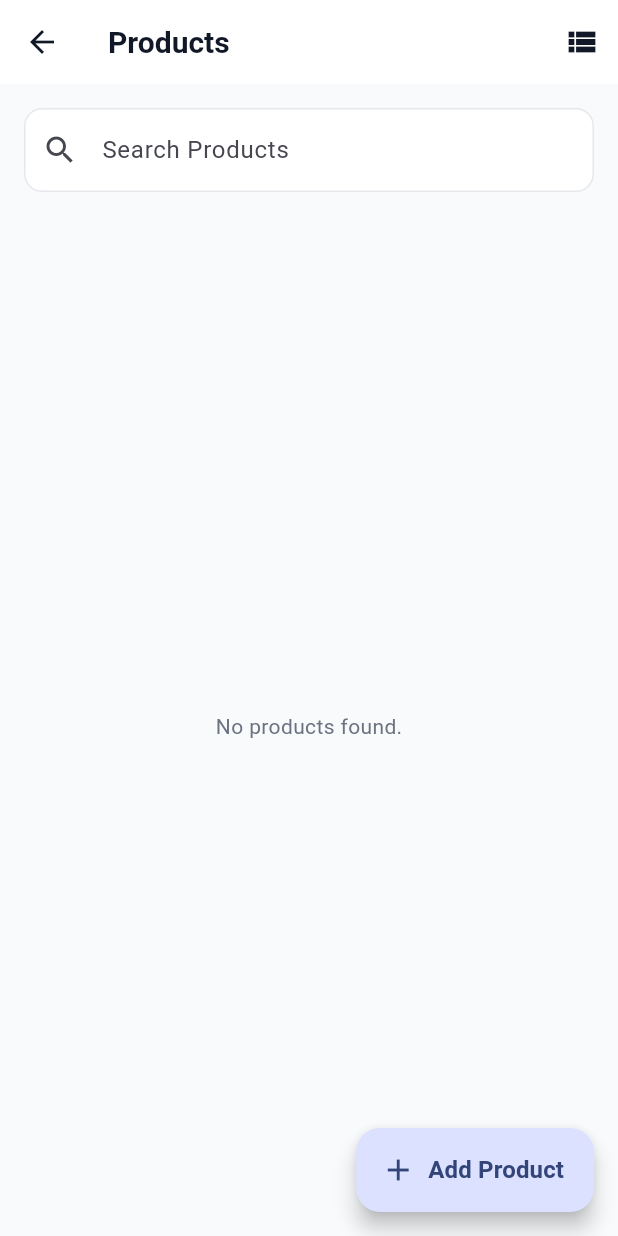
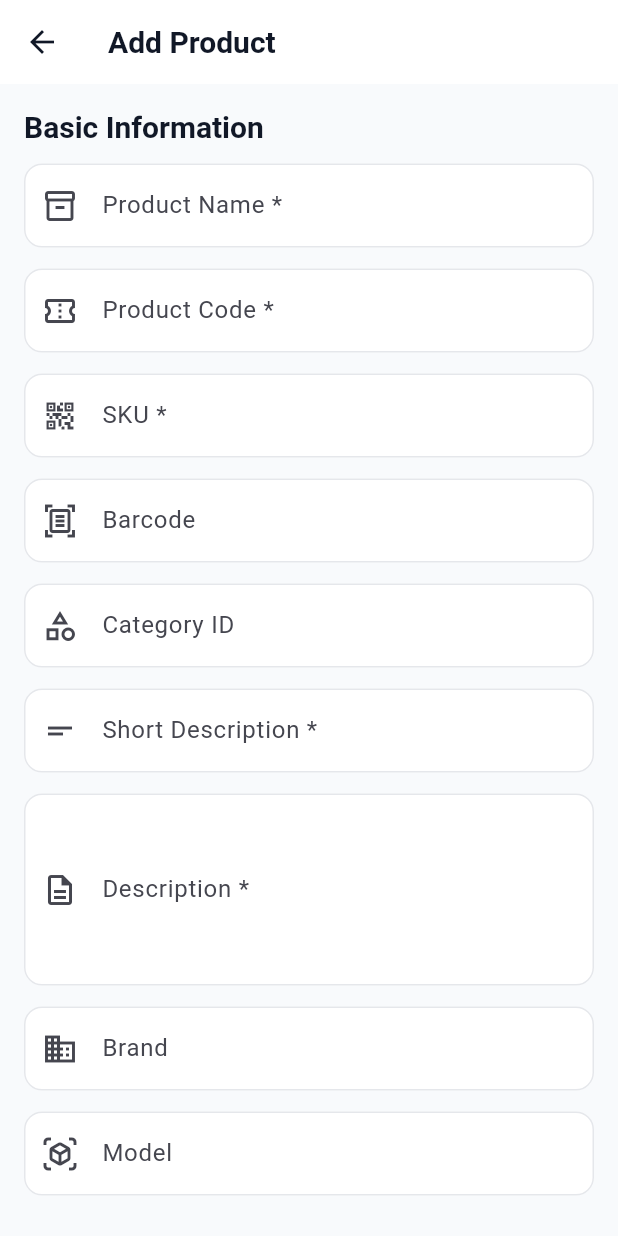
Before and after one commit to twimzi/Twimzi, a Flutter app: the ProductListPage screen opened directly with empty values, after a tap on "Add Product", on a phone screen of 412 x 824 dp. Run offline on Flutter 3.47's test engine with Material 3 defaults, Android fonts, the light colour scheme and no system bars; our stand-ins replace flutter_riverpod, go_router, image_picker, shared_preferences, supabase_flutter; accounts and stored records are empty.

Commit message:
Complete product creation flow

```diff
--- a/lib/features/product/presentation/pages/add_product_page.dart
+++ b/lib/features/product/presentation/pages/add_product_page.dart
@@ -0,0 +1,467 @@
+import 'package:flutter/material.dart';
+import 'package:flutter/services.dart';
+import 'package:flutter_riverpod/flutter_riverpod.dart';
+
+import '../providers/product_registration_provider.dart';
+
+class AddProductPage extends ConsumerStatefulWidget {
+  final String businessId;
+
+  const AddProductPage({
+    super.key,
+    required this.businessId,
+  });
+
+  @override
+  ConsumerState<AddProductPage> createState() =>
+      _AddProductPageState();
+}
+
+class _AddProductPageState extends ConsumerState<AddProductPage> {
+  final _formKey = GlobalKey<FormState>();
+
+  final _productNameController = TextEditingController();
+  final _productCodeController = TextEditingController();
+  final _skuController = TextEditingController();
+  final _barcodeController = TextEditingController();
+  final _shortDescriptionController = TextEditingController();
+  final _descriptionController = TextEditingController();
+  final _brandController = TextEditingController();
+  final _modelController = TextEditingController();
+  final _categoryController = TextEditingController();
+  final _unitController = TextEditingController();
+  final _currencyController = TextEditingController();
+  final _sellingPriceController = TextEditingController();
+  final _mrpController = TextEditingController();
+  final _costPriceController = TextEditingController();
+  final _stockQuantityController = TextEditingController();
+  final _minimumStockController = TextEditingController();
+  final _maximumStockController = TextEditingController();
+  final _weightController = TextEditingController();
+  final _lengthController = TextEditingController();
+  final _widthController = TextEditingController();
+  final _heightController = TextEditingController();
+
+  bool _isFeatured = false;
+  bool _isActive = true;
+
+  @override
+  void dispose() {
+    _productNameController.dispose();
+    _productCodeController.dispose();
+    _skuController.dispose();
+    _barcodeController.dispose();
+    _shortDescriptionController.dispose();
+    _descriptionController.dispose();
+    _brandController.dispose();
+    _modelController.dispose();
+    _categoryController.dispose();
+    _unitController.dispose();
+    _currencyController.dispose();
+    _sellingPriceController.dispose();
+    _mrpController.dispose();
+    _costPriceController.dispose();
+    _stockQuantityController.dispose();
+    _minimumStockController.dispose();
+    _maximumStockController.dispose();
+    _weightController.dispose();
+    _lengthController.dispose();
+    _widthController.dispose();
+    _heightController.dispose();
+    super.dispose();
+  }
+
+  @override
+  Widget build(BuildContext context) {
+    final registrationState = ref.watch(productRegistrationProvider);
+
+    ref.listen<ProductRegistrationState>(
+      productRegistrationProvider,
+          (previous, next) {
+        final errorMessage = next.errorMessage;
+
+        if (errorMessage != null &&
+            errorMessage != previous?.errorMessage) {
+          ScaffoldMessenger.of(context).showSnackBar(
+            SnackBar(
+              content: Text(errorMessage),
+              backgroundColor: Colors.red,
+            ),
+          );
+        }
+
+        if (next.completed && previous?.completed != true) {
+          ScaffoldMessenger.of(context).showSnackBar(
+            const SnackBar(
+              content: Text('Product created successfully.'),
+            ),
+          );
+
+          Navigator.of(context).pop(true);
+        }
+      },
+    );
+
+    return Scaffold(
+      appBar: AppBar(
+        title: const Text('Add Product'),
+      ),
+      body: Form(
+        key: _formKey,
+        child: ListView(
+          padding: const EdgeInsets.all(16),
+          children: [
+            _sectionTitle(context, 'Basic Information'),
+            _textField(
+              controller: _productNameController,
+              label: 'Product Name',
+              icon: Icons.inventory_2_outlined,
+              requiredField: true,
+            ),
+            _textField(
+              controller: _productCodeController,
+              label: 'Product Code',
+              icon: Icons.confirmation_number_outlined,
+              requiredField: true,
+            ),
+            _textField(
+              controller: _skuController,
+              label: 'SKU',
+              icon: Icons.qr_code_2_outlined,
+              requiredField: true,
+            ),
+            _textField(
+              controller: _barcodeController,
+              label: 'Barcode',
+              icon: Icons.document_scanner_outlined,
+            ),
+            _textField(
+              controller: _categoryController,
+              label: 'Category ID',
+              icon: Icons.category_outlined,
+            ),
+            _textField(
+              controller: _shortDescriptionController,
+              label: 'Short Description',
+              icon: Icons.short_text,
+              requiredField: true,
+            ),
+            _textField(
+              controller: _descriptionController,
+              label: 'Description',
+              icon: Icons.description_outlined,
+              requiredField: true,
+              maxLines: 4,
+            ),
+            _textField(
+              controller: _brandController,
+              label: 'Brand',
+              icon: Icons.business_outlined,
+            ),
+            _textField(
+              controller: _modelController,
+              label: 'Model',
+              icon: Icons.view_in_ar_outlined,
+            ),
+            const SizedBox(height: 16),
+            _sectionTitle(context, 'Pricing'),
+            _numberField(
+              controller: _sellingPriceController,
+              label: 'Selling Price',
+              icon: Icons.sell_outlined,
+              requiredField: true,
+              allowDecimal: true,
+              positiveOnly: true,
+            ),
+            _numberField(
+              controller: _mrpController,
+              label: 'MRP',
+              icon: Icons.price_check_outlined,
+              requiredField: true,
+              allowDecimal: true,
+              positiveOnly: true,
+            ),
+            _numberField(
+              controller: _costPriceController,
+              label: 'Cost Price',
+              icon: Icons.payments_outlined,
+              requiredField: true,
+              allowDecimal: true,
+            ),
+            _textField(
+              controller: _currencyController,
+              label: 'Currency ID',
+              icon: Icons.currency_rupee,
+            ),
+            const SizedBox(height: 16),
+            _sectionTitle(context, 'Inventory'),
+            _numberField(
+              controller: _stockQuantityController,
+              label: 'Stock Quantity',
+              icon: Icons.inventory_outlined,
+              requiredField: true,
+            ),
+            _numberField(
+              controller: _minimumStockController,
+              label: 'Minimum Stock',
+              icon: Icons.remove_circle_outline,
+              requiredField: true,
+            ),
+            _numberField(
+              controller: _maximumStockController,
+              label: 'Maximum Stock',
+              icon: Icons.add_circle_outline,
+              requiredField: true,
+            ),
+            _textField(
+              controller: _unitController,
+              label: 'Unit ID',
+              icon: Icons.straighten_outlined,
+            ),
+            const SizedBox(height: 16),
+            _sectionTitle(context, 'Dimensions'),
+            _numberField(
+              controller: _weightController,
+              label: 'Weight',
+              icon: Icons.scale_outlined,
+              requiredField: true,
+              allowDecimal: true,
+            ),
+            _numberField(
+              controller: _lengthController,
+              label: 'Length',
+              icon: Icons.height_outlined,
+              requiredField: true,
+              allowDecimal: true,
+            ),
+            _numberField(
+              controller: _widthController,
+              label: 'Width',
+              icon: Icons.width_normal_outlined,
+              requiredField: true,
+              allowDecimal: true,
+            ),
+            _numberField(
+              controller: _heightController,
+              label: 'Height',
+              icon: Icons.vertical_align_top_outlined,
+              requiredField: true,
+              allowDecimal: true,
+            ),
+            const SizedBox(height: 16),
+            _sectionTitle(context, 'Status'),
+            SwitchListTile(
+              value: _isFeatured,
+              onChanged: registrationState.isSubmitting
+                  ? null
+                  : (value) {
+                setState(() {
+                  _isFeatured = value;
+                });
+              },
+              title: const Text('Featured Product'),
+            ),
+            SwitchListTile(
+              value: _isActive,
+              onChanged: registrationState.isSubmitting
+                  ? null
+                  : (value) {
+                setState(() {
+                  _isActive = value;
+                });
+              },
+              title: const Text('Active Product'),
+            ),
+            const SizedBox(height: 24),
+            FilledButton.icon(
+              onPressed: registrationState.isSubmitting
+                  ? null
+                  : _submit,
+              icon: registrationState.isSubmitting
+                  ? const SizedBox(
+                height: 18,
+                width: 18,
+                child: CircularProgressIndicator(
+                  strokeWidth: 2,
+                ),
+              )
+                  : const Icon(Icons.save_outlined),
+              label: Text(
+                registrationState.isSubmitting
+                    ? 'Saving Product...'
+                    : 'Save Product',
+              ),
+            ),
+            const SizedBox(height: 24),
+          ],
+        ),
+      ),
+    );
+  }
+
+  Widget _sectionTitle(
+      BuildContext context,
+      String title,
+      ) {
+    return Padding(
+      padding: const EdgeInsets.only(bottom: 12),
+      child: Text(
+        title,
+        style: Theme.of(context).textTheme.titleLarge,
+      ),
+    );
+  }
+
+  Widget _textField({
+    required TextEditingController controller,
+    required String label,
+    required IconData icon,
+    bool requiredField = false,
+    int maxLines = 1,
+  }) {
+    return Padding(
+      padding: const EdgeInsets.only(bottom: 14),
+      child: TextFormField(
+        controller: controller,
+        maxLines: maxLines,
+        textInputAction:
+        maxLines == 1 ? TextInputAction.next : TextInputAction.newline,
+        decoration: InputDecoration(
+          labelText: requiredField ? '$label *' : label,
+          prefixIcon: Icon(icon),
+          border: const OutlineInputBorder(),
+        ),
+        validator: requiredField
+            ? (value) {
+          if (value == null || value.trim().isEmpty) {
+            return '$label is required.';
+          }
+
+          return null;
+        }
+            : null,
+      ),
+    );
+  }
+
+  Widget _numberField({
+    required TextEditingController controller,
+    required String label,
+    required IconData icon,
+    bool requiredField = false,
+    bool allowDecimal = false,
+    bool positiveOnly = false,
+  }) {
+    return Padding(
+      padding: const EdgeInsets.only(bottom: 14),
+      child: TextFormField(
+        controller: controller,
+        keyboardType: TextInputType.numberWithOptions(
+          decimal: allowDecimal,
+        ),
+        inputFormatters: [
+          FilteringTextInputFormatter.allow(
+            allowDecimal ? RegExp(r'^\d*\.?\d*') : RegExp(r'\d+'),
+          ),
+        ],
+        decoration: InputDecoration(
+          labelText: requiredField ? '$label *' : label,
+          prefixIcon: Icon(icon),
+          border: const OutlineInputBorder(),
+        ),
+        validator: (value) {
+          if (requiredField && (value == null || value.trim().isEmpty)) {
+            return '$label is required.';
+          }
+
+          if (value == null || value.trim().isEmpty) {
+            return null;
+          }
+
+          final parsed = double.tryParse(value.trim());
+
+          if (parsed == null) {
+            return '$label must be a valid number.';
+          }
+
+          if (positiveOnly && parsed <= 0) {
+            return '$label must be greater than zero.';
+          }
+
+          if (!positiveOnly && parsed < 0) {
+            return '$label cannot be negative.';
+          }
+
+          return null;
+        },
+      ),
+    );
+  }
+
+  Future<void> _submit() async {
+    final form = _formKey.currentState;
+
+    if (form == null || !form.validate()) {
+      return;
+    }
+
+    final sellingPrice = _doubleValue(_sellingPriceController);
+    final mrp = _doubleValue(_mrpController);
+    final costPrice = _doubleValue(_costPriceController);
+    final stockQuantity = _intValue(_stockQuantityController);
+    final minimumStock = _intValue(_minimumStockController);
+    final maximumStock = _intValue(_maximumStockController);
+    final weight = _doubleValue(_weightController);
+    final length = _doubleValue(_lengthController);
+    final width = _doubleValue(_widthController);
+    final height = _doubleValue(_heightController);
+
+    ref
+        .read(productRegistrationProvider.notifier)
+      ..updateBasicInfo(
+        productName: _productNameController.text,
+        productCode: _productCodeController.text,
+        sku: _skuController.text,
+        barcode: _barcodeController.text,
+        shortDescription: _shortDescriptionController.text,
+        description: _descriptionController.text,
+        brand: _brandController.text,
+        model: _modelController.text,
+        categoryId: _categoryController.text,
+      )
+      ..updatePricing(
+        sellingPrice: sellingPrice,
+        mrp: mrp,
+        costPrice: costPrice,
+        currencyId: _currencyController.text,
+      )
+      ..updateInventory(
+        stockQuantity: stockQuantity,
+        minimumStock: minimumStock,
+        maximumStock: maximumStock,
+        unitId: _unitController.text,
+      )
+      ..updateDimensions(
+        weight: weight,
+        length: length,
+        width: width,
+        height: height,
+      )
+      ..updateFlags(
+        isFeatured: _isFeatured,
+        isActive: _isActive,
+      );
+
+    await ref.read(productRegistrationProvider.notifier).submit(
+      businessId: widget.businessId,
+    );
+  }
+
+  double _doubleValue(TextEditingController controller) {
+    return double.tryParse(controller.text.trim()) ?? 0;
+  }
+
+  int _intValue(TextEditingController controller) {
+    return int.tryParse(controller.text.trim()) ?? 0;
+  }
+}
--- a/lib/features/product/presentation/pages/product_list_page.dart
+++ b/lib/features/product/presentation/pages/product_list_page.dart
@@ -2,6 +2,7 @@ import 'package:flutter/material.dart';
 import 'package:flutter_riverpod/flutter_riverpod.dart';
 
 import '../providers/product_provider.dart';
+import 'add_product_page.dart';
 
 class ProductListPage extends ConsumerStatefulWidget {
   final String businessId;
@@ -54,9 +55,21 @@ class _ProductListPageState
         ],
       ),
       floatingActionButton: FloatingActionButton.extended(
-        onPressed: () {
-          // TODO
-          // Navigate to Add Product Page
+        onPressed: () async {
+          final created = await Navigator.of(context).push<bool>(
+            MaterialPageRoute<bool>(
+              builder: (_) => AddProductPage(
+                businessId: widget.businessId,
+              ),
+            ),
+          );
+
+          if (created == true) {
+            ref.invalidate(
+              businessProductsProvider(widget.businessId),
+            );
+            ref.invalidate(productsProvider);
+          }
         },
         icon: const Icon(Icons.add),
         label: const Text("Add Product"),
--- a/lib/features/product/presentation/providers/product_registration_provider.dart
+++ b/lib/features/product/presentation/providers/product_registration_provider.dart
@@ -2,26 +2,36 @@ import 'dart:io';
 
 import 'package:flutter_riverpod/flutter_riverpod.dart';
 
-import '../../data/repositories/product_repository.dart';
+import '../../domain/models/create_product_request.dart';
+import '../../domain/usecases/create_product_use_case.dart';
 import 'product_provider.dart';
+
+final createProductUseCaseProvider = Provider<CreateProductUseCase>(
+      (ref) => CreateProductUseCase(
+    ref.read(productRepositoryProvider),
+  ),
+);
 
 final productRegistrationProvider = StateNotifierProvider<
     ProductRegistrationNotifier,
     ProductRegistrationState>(
       (ref) => ProductRegistrationNotifier(
-    ref.read(productRepositoryProvider),
+    ref,
+    ref.read(createProductUseCaseProvider),
   ),
 );
 
 class ProductRegistrationNotifier
     extends StateNotifier<ProductRegistrationState> {
   ProductRegistrationNotifier(
-      this._repository,
+      this._ref,
+      this._createProduct,
       ) : super(
     ProductRegistrationState.initial(),
   );
 
-  final ProductRepository _repository;
+  final Ref _ref;
+  final CreateProductUseCase _createProduct;
 
   void updateBasicInfo({
     required String productName,
@@ -35,15 +45,17 @@ class ProductRegistrationNotifier
     String? categoryId,
   }) {
     state = state.copyWith(
-      productName: productName,
-      productCode: productCode,
-      sku: sku,
-      barcode: barcode,
-      shortDescription: shortDescription,
-      description: description,
-      brand: brand,
-      model: model,
-      categoryId: categoryId,
+      productName: productName.trim(),
+      productCode: productCode.trim(),
+      sku: sku.trim(),
+      barcode: _emptyToNull(barcode),
+      shortDescription: shortDescription.trim(),
+      description: description.trim(),
+      brand: _emptyToNull(brand),
+      model: _emptyToNull(model),
+      categoryId: _emptyToNull(categoryId),
+      errorMessage: null,
+      completed: false,
     );
   }
 
@@ -57,7 +69,9 @@ class ProductRegistrationNotifier
       sellingPrice: sellingPrice,
       mrp: mrp,
       costPrice: costPrice,
-      currencyId: currencyId,
+      currencyId: _emptyToNull(currencyId),
+      errorMessage: null,
+      completed: false,
     );
   }
 
@@ -71,7 +85,9 @@ class ProductRegistrationNotifier
       stockQuantity: stockQuantity,
       minimumStock: minimumStock,
       maximumStock: maximumStock,
-      unitId: unitId,
+      unitId: _emptyToNull(unitId),
+      errorMessage: null,
+      completed: false,
     );
   }
 
@@ -86,6 +102,8 @@ class ProductRegistrationNotifier
       length: length,
       width: width,
       height: height,
+      errorMessage: null,
+      completed: false,
     );
   }
 
@@ -94,6 +112,8 @@ class ProductRegistrationNotifier
       ) {
     state = state.copyWith(
       thumbnail: image,
+      errorMessage: null,
+      completed: false,
     );
   }
 
@@ -104,16 +124,74 @@ class ProductRegistrationNotifier
     state = state.copyWith(
       isFeatured: isFeatured,
       isActive: isActive,
+      errorMessage: null,
+      completed: false,
     );
   }
 
-  Future<void> submit() async {
-    // Cloudflare R2 upload and ProductRepository.createProduct()
-    // will be connected after the media pipeline is completed.
+  Future<bool> submit({
+    required String businessId,
+  }) async {
+    final request = state.toRequest(
+      businessId: businessId,
+    );
+
+    final validationError = _createProduct.validate(request);
+
+    if (validationError != null) {
+      state = state.copyWith(
+        errorMessage: validationError,
+        completed: false,
+      );
+
+      return false;
+    }
+
+    try {
+      state = state.copyWith(
+        isSubmitting: true,
+        errorMessage: null,
+        completed: false,
+      );
+
+      final productId = await _createProduct(request);
+
+      _ref
+        ..invalidate(productsProvider)
+        ..invalidate(businessProductsProvider(businessId))
+        ..invalidate(watchProductsProvider)
+        ..invalidate(watchBusinessProductsProvider(businessId));
+
+      state = state.copyWith(
+        isSubmitting: false,
+        completed: true,
+        createdProductId: productId,
+      );
+
+      return true;
+    } catch (e) {
+      state = state.copyWith(
+        isSubmitting: false,
+        completed: false,
+        errorMessage: e.toString(),
+      );
+
+      return false;
+    }
   }
 
   void reset() {
     state = ProductRegistrationState.initial();
+  }
+
+  String? _emptyToNull(String? value) {
+    final trimmed = value?.trim();
+
+    if (trimmed == null || trimmed.isEmpty) {
+      return null;
+    }
+
+    return trimmed;
   }
 }
 
@@ -152,6 +230,11 @@ class ProductRegistrationState {
 
   final File? thumbnail;
 
+  final bool isSubmitting;
+  final bool completed;
+  final String? errorMessage;
+  final String? createdProductId;
+
   const ProductRegistrationState({
     this.categoryId,
     this.productName = '',
@@ -177,10 +260,63 @@ class ProductRegistrationState {
     this.isFeatured = false,
     this.isActive = true,
     this.thumbnail,
+    this.isSubmitting = false,
+    this.completed = false,
+    this.errorMessage,
+    this.createdProductId,
   });
 
   factory ProductRegistrationState.initial() =>
       const ProductRegistrationState();
+
+  bool get isValid =>
+      productName.trim().isNotEmpty &&
+          productCode.trim().isNotEmpty &&
+          sku.trim().isNotEmpty &&
+          shortDescription.trim().isNotEmpty &&
+          description.trim().isNotEmpty &&
+          sellingPrice > 0 &&
+          mrp >= sellingPrice &&
+          costPrice >= 0 &&
+          stockQuantity >= 0 &&
+          minimumStock >= 0 &&
+          maximumStock >= minimumStock &&
+          weight >= 0 &&
+          length >= 0 &&
+          width >= 0 &&
+          height >= 0;
+
+  CreateProductRequest toRequest({
+    required String businessId,
+  }) {
+    return CreateProductRequest(
+      businessId: businessId,
+      categoryId: categoryId,
+      productName: productName,
+      productCode: productCode,
+      sku: sku,
+      barcode: barcode,
+      shortDescription: shortDescription,
+      description: description,
+      brand: brand,
+      model: model,
+      unitId: unitId,
+      currencyId: currencyId,
+      sellingPrice: sellingPrice,
+      mrp: mrp,
+      costPrice: costPrice,
+      stockQuantity: stockQuantity,
+      minimumStock: minimumStock,
+      maximumStock: maximumStock,
+      weight: weight,
+      length: length,
+      width: width,
+      height: height,
+      isFeatured: isFeatured,
+      isActive: isActive,
+      thumbnail: thumbnail,
+    );
+  }
 
   ProductRegistrationState copyWith({
     String? categoryId,
@@ -207,6 +343,10 @@ class ProductRegistrationState {
     bool? isFeatured,
     bool? isActive,
     File? thumbnail,
+    bool? isSubmitting,
+    bool? completed,
+    String? errorMessage,
+    String? createdProductId,
   }) {
     return ProductRegistrationState(
       categoryId: categoryId ?? this.categoryId,
@@ -234,6 +374,10 @@ class ProductRegistrationState {
       isFeatured: isFeatured ?? this.isFeatured,
       isActive: isActive ?? this.isActive,
       thumbnail: thumbnail ?? this.thumbnail,
+      isSubmitting: isSubmitting ?? this.isSubmitting,
+      completed: completed ?? this.completed,
+      errorMessage: errorMessage,
+      createdProductId: createdProductId ?? this.createdProductId,
     );
   }
 }
```
Also changed, not shown: lib/features/product/domain/usecases/create_product_use_case.dart (added, +77 -0 lines).
